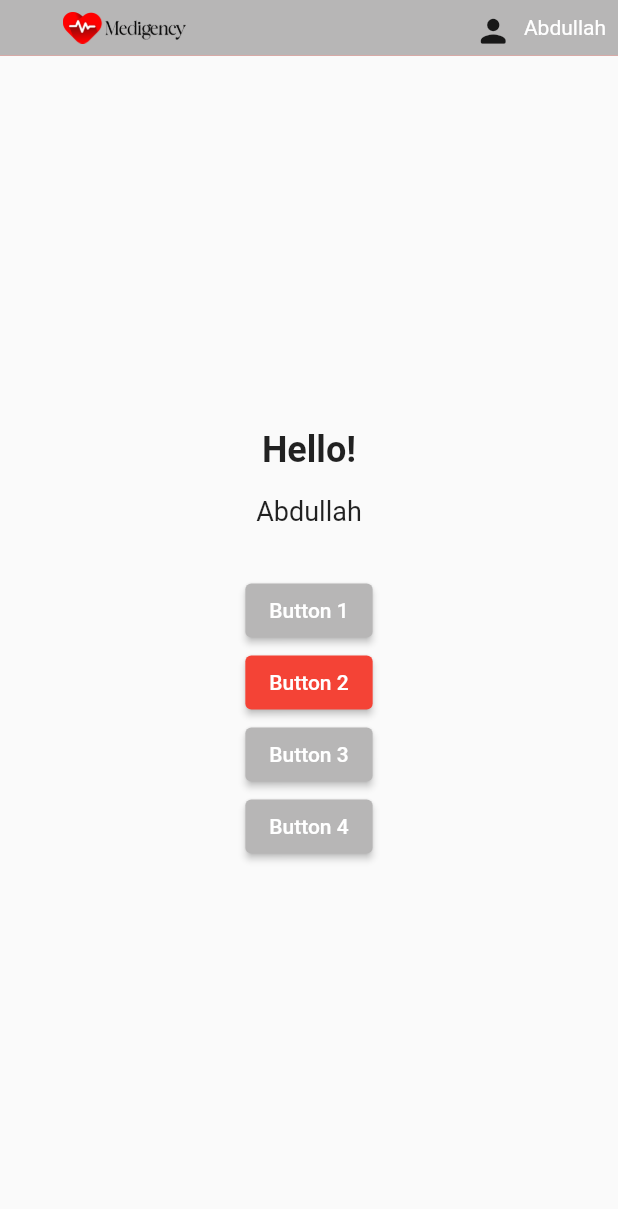
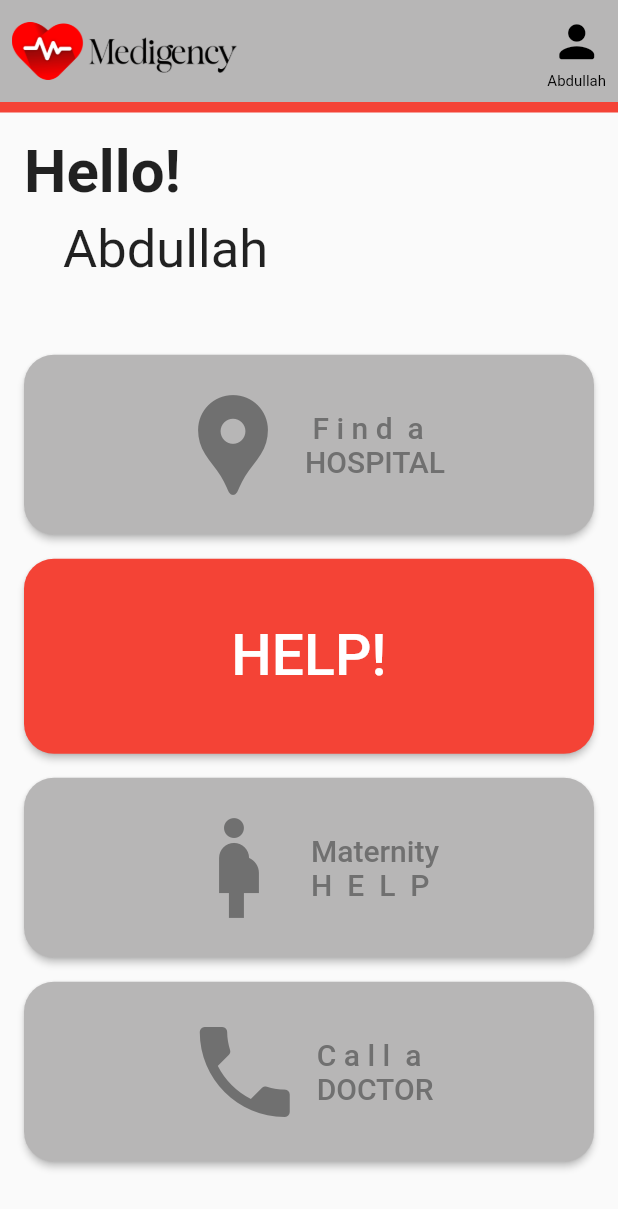
Before and after one commit to hadi-14/medigency, a Flutter app: the screen it shows after launch, on a phone screen of 412 x 824 dp. Shown: the top 1209 px of the screen. Run offline on Flutter 3.47's test engine with Material 2 defaults, Android fonts, the phone set to English and light mode, and no system bars.

Commit message:
Finished GUI

```diff
--- a/lib/main.dart
+++ b/lib/main.dart
@@ -1,20 +1,25 @@
 import 'package:flutter/material.dart';
 
 void main() {
-  runApp(MyApp());
+  runApp(const MyApp());
 }
 
 class MyApp extends StatelessWidget {
+  const MyApp({Key? key});
+
   @override
   Widget build(BuildContext context) {
     return MaterialApp(
       home: Scaffold(
+        body: SafeArea(
+          child: Scaffold(
             appBar: PreferredSize(
-          preferredSize: const Size.fromHeight(37),
+              preferredSize: const Size.fromHeight(75.0),
               child: AppBar(
                 backgroundColor: Colors.red,
                 elevation: 0.0,
                 flexibleSpace: Container(
+                  height: 68.0,
                   decoration: const BoxDecoration(
                     color: Color(0xFFb7b6b6), // Gray color in hex
                   ),
@@ -35,16 +40,19 @@ class MyApp extends StatelessWidget {
                           ),
                         ),
                         // Profile Icon and Name
-                    const Row(
+                        const Column(
                           children: [
+                            SizedBox(height: 2),
                             Icon(
                               Icons.person_rounded,
-                          size: 25,
+                              size: 35,
+                              color: Colors.black,
                             ),
-                        SizedBox(width: 8),
+                            SizedBox(height: 3),
                             Text(
                               'Abdullah', // Replace with the actual name
-                          style: TextStyle(color: Colors.white),
+                              style:
+                                  TextStyle(color: Colors.black, fontSize: 10),
                             ),
                           ],
                         ),
@@ -54,61 +62,159 @@ class MyApp extends StatelessWidget {
                 ),
               ),
             ),
-        body: Center(
+            body: Column(
+              crossAxisAlignment: CrossAxisAlignment.start,
+              children: [
+                const Padding(
+                  padding: EdgeInsets.fromLTRB(
+                      16.0, 16.0, 16.0, 0.0), // Adjust the padding as needed
                   child: Column(
-            mainAxisAlignment: MainAxisAlignment.center,
+                    crossAxisAlignment: CrossAxisAlignment.start,
                     children: [
-              const Text(
+                      Text(
                         'Hello!', // Larger text
-                style: TextStyle(fontSize: 24, fontWeight: FontWeight.bold),
+                        style: TextStyle(
+                            fontSize: 40, fontWeight: FontWeight.bold),
                       ),
-              const SizedBox(height: 16),
-              const Text(
-                'Abdullah', // Next line text
-                style: TextStyle(fontSize: 18),
+                      SizedBox(height: 8),
+                      Text(
+                        '   Abdullah', // Next line text
+                        style: TextStyle(fontSize: 35),
                       ),
-              const SizedBox(height: 32),
-              Column(
+                    ],
+                  ),
+                ),
+                Expanded(
+                  child: Padding(
+                    padding: const EdgeInsets.all(
+                        16.0), // Adjust the padding as needed
+                    child: Column(
                       mainAxisAlignment: MainAxisAlignment.center,
                       children: [
                         // Button 1
                         ElevatedButton(
                           onPressed: () {},
                           style: ElevatedButton.styleFrom(
-                      primary: Color(0xFFb7b6b6),
+                            backgroundColor: const Color(0xFFb7b6b6),
+                            foregroundColor:
+                                const Color.fromARGB(255, 112, 112, 112),
+                            minimumSize: const Size(double.infinity,
+                                120), // Adjust the height as needed
+                            padding: const EdgeInsets.symmetric(
+                                horizontal:
+                                    32), // Adjust the horizontal padding as needed
+                            shape: RoundedRectangleBorder(
+                              borderRadius: BorderRadius.circular(
+                                  20.0), // Adjust the border radius
                             ),
-                    child: const Text('Button 1'),
                           ),
-                  const SizedBox(width: 30),
+                          child: const Row(
+                            mainAxisAlignment: MainAxisAlignment.center,
+                            children: [
+                              Icon(Icons.location_pin, size: 80),
+                              SizedBox(width: 8),
+                              Text(
+                                ' F i n d  a\nHOSPITAL',
+                                style: TextStyle(fontSize: 20),
+                              ),
+                            ],
+                          ),
+                        ),
+                        const SizedBox(height: 16),
                         // Button 2 (Red color)
                         ElevatedButton(
                           onPressed: () {},
                           style: ElevatedButton.styleFrom(
-                      primary: Colors.red,
+                            backgroundColor: Colors.red,
+                            minimumSize: const Size(double.infinity,
+                                130), // Adjust the height as needed
+                            padding: const EdgeInsets.symmetric(
+                                horizontal:
+                                    32), // Adjust the horizontal padding as needed
+                            shape: RoundedRectangleBorder(
+                              borderRadius: BorderRadius.circular(
+                                  20.0), // Adjust the border radius
                             ),
-                    child: const Text('Button 2'),
                           ),
-                  const SizedBox(width: 16),
+                          child: const Row(
+                            mainAxisAlignment: MainAxisAlignment.center,
+                            children: [
+                              Text(
+                                'HELP!',
+                                style: TextStyle(fontSize: 38),
+                              ),
+                            ],
+                          ),
+                        ),
+                        const SizedBox(height: 16),
                         // Button 3
                         ElevatedButton(
                           onPressed: () {},
                           style: ElevatedButton.styleFrom(
-                      primary: Color(0xFFb7b6b6),
+                            backgroundColor: const Color(0xFFb7b6b6),
+                            foregroundColor:
+                                const Color.fromARGB(255, 112, 112, 112),
+                            minimumSize: const Size(double.infinity,
+                                120), // Adjust the height as needed
+                            padding: const EdgeInsets.symmetric(
+                                horizontal:
+                                    32), // Adjust the horizontal padding as needed
+                            shape: RoundedRectangleBorder(
+                              borderRadius: BorderRadius.circular(
+                                  20.0), // Adjust the border radius
                             ),
-                    child: const Text('Button 3'),
                           ),
-                  const SizedBox(width: 16),
+                          child: const Row(
+                            mainAxisAlignment: MainAxisAlignment.center,
+                            children: [
+                              Icon(Icons.pregnant_woman, size: 80),
+                              SizedBox(width: 8),
+                              Text(
+                                'Maternity\nH  E  L  P',
+                                style: TextStyle(fontSize: 20),
+                              ),
+                            ],
+                          ),
+                        ),
+                        const SizedBox(height: 16),
                         // Button 4
                         ElevatedButton(
                           onPressed: () {},
                           style: ElevatedButton.styleFrom(
-                      primary: Color(0xFFb7b6b6),
+                            backgroundColor: const Color(0xFFb7b6b6),
+                            foregroundColor:
+                                const Color.fromARGB(255, 112, 112, 112),
+                            minimumSize: const Size(double.infinity,
+                                120), // Adjust the height as needed
+                            padding: const EdgeInsets.symmetric(
+                                horizontal:
+                                    32), // Adjust the horizontal padding as needed
+                            shape: RoundedRectangleBorder(
+                              borderRadius: BorderRadius.circular(
+                                  20.0), // Adjust the border radius
                             ),
-                    child: const Text('Button 4'),
+                          ),
+                          child: const Row(
+                            mainAxisAlignment: MainAxisAlignment.center,
+                            children: [
+                              Icon(Icons.phone, size: 80),
+                              SizedBox(width: 8),
+                              Text(
+                                'C a l l  a\nDOCTOR',
+                                style: TextStyle(
+                                  fontSize: 20,
+                                ),
+                                // textAlign: TextAlign.justify,
                               ),
                             ],
                           ),
+                        ),
                       ],
+                    ),
+                  ),
+                ),
+              ],
+            ),
           ),
         ),
       ),
--- a/pubspec.yaml
+++ b/pubspec.yaml
@@ -48,7 +48,7 @@ dev_dependencies:
   # rules and activating additional ones.
   flutter_lints: ^2.0.0
 
-flutter_icons:
+flutter_launcher_icons:
   image_path: "assets/logo.png"
   android: true
   ios: true
```
Also changed, not shown: assets/logo.png, 26 other files. Lines whose indentation alone changed are shown as unchanged.
